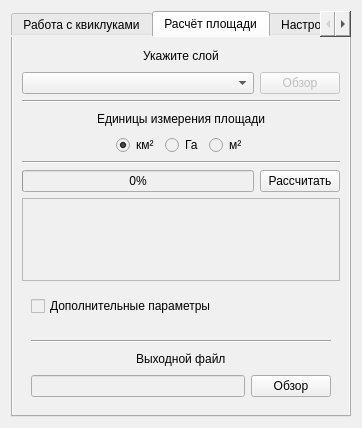
Above: helper_main_dialog_base.ui from bazzile/helper before the change. Below: the same form after it.
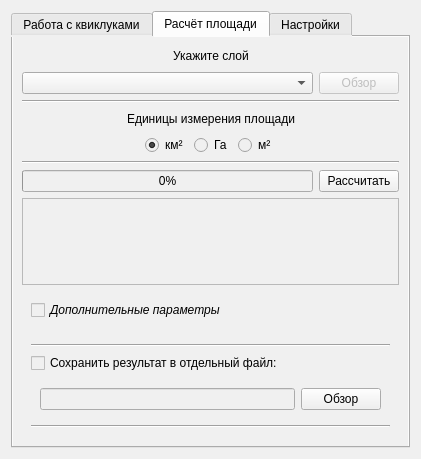
That is the form after the change.

Commit message: ellipsoidal area: out_file widget

Diff of the .ui file:
```diff
--- a/helper_main_dialog_base.ui
+++ b/helper_main_dialog_base.ui
@@ -6,8 +6,8 @@
    <rect>
     <x>0</x>
     <y>0</y>
-    <width>362</width>
-    <height>428</height>
+    <width>421</width>
+    <height>459</height>
    </rect>
   </property>
   <property name="windowTitle">
@@ -520,6 +520,14 @@
          <layout class="QVBoxLayout" name="verticalLayout_8">
           <item>
            <widget class="QCheckBox" name="Aux_param_checkBox">
+            <property name="font">
+             <font>
+              <weight>50</weight>
+              <italic>true</italic>
+              <bold>false</bold>
+              <underline>false</underline>
+             </font>
+            </property>
             <property name="text">
              <string>Дополнительные параметры</string>
             </property>
@@ -539,44 +547,25 @@
            </widget>
           </item>
           <item>
+           <widget class="QCheckBox" name="out_file_checkBox">
+            <property name="font">
+             <font>
+              <italic>false</italic>
+             </font>
+            </property>
+            <property name="layoutDirection">
+             <enum>Qt::LeftToRight</enum>
+            </property>
+            <property name="text">
+             <string>Сохранить результат в отдельный файл:</string>
+            </property>
+           </widget>
+          </item>
+          <item>
+           <widget class="QWidget" name="out_file_widget" native="true">
+            <layout class="QVBoxLayout" name="verticalLayout_12">
+             <item>
            <layout class="QVBoxLayout" name="verticalLayout_13">
-            <item>
-             <layout class="QHBoxLayout" name="horizontalLayout_19">
-              <item>
-               <spacer name="horizontalSpacer_19">
-                <property name="orientation">
-                 <enum>Qt::Horizontal</enum>
-                </property>
-                <property name="sizeHint" stdset="0">
-                 <size>
-                  <width>40</width>
-                  <height>20</height>
-                 </size>
-                </property>
-               </spacer>
-              </item>
-              <item>
-               <widget class="QLabel" name="label_5">
-                <property name="text">
-                 <string>Выходной файл</string>
-                </property>
-               </widget>
-              </item>
-              <item>
-               <spacer name="horizontalSpacer_20">
-                <property name="orientation">
-                 <enum>Qt::Horizontal</enum>
-                </property>
-                <property name="sizeHint" stdset="0">
-                 <size>
-                  <width>40</width>
-                  <height>20</height>
-                 </size>
-                </property>
-               </spacer>
-              </item>
-             </layout>
-            </item>
             <item>
              <layout class="QHBoxLayout" name="horizontalLayout_20">
               <item>
@@ -605,6 +594,16 @@
              </layout>
             </item>
            </layout>
+             </item>
+            </layout>
+           </widget>
+          </item>
+          <item>
+           <widget class="Line" name="line_7">
+            <property name="orientation">
+             <enum>Qt::Horizontal</enum>
+            </property>
+           </widget>
           </item>
          </layout>
         </widget>
```
Left out of the diff: 2 changed lines with no effect on the pictures. Lines whose indentation alone changed are shown as unchanged. The commit also changes 1 other file.
